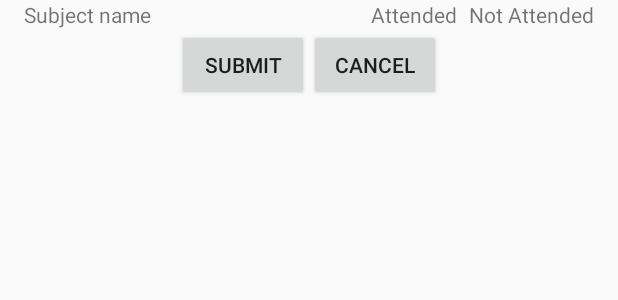
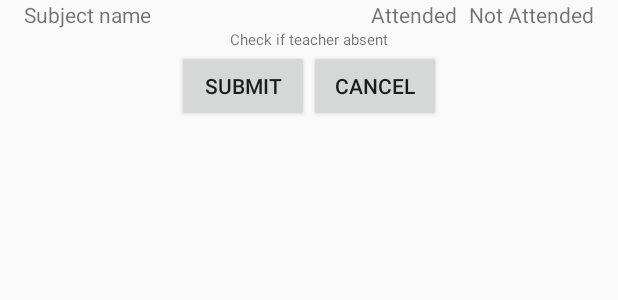
Before and after one commit to TusharSharma23/AttendenceSimple, an Android app: the layout activity_details.xml on its own in the app's theme, with its tools: preview values and no code run, on a phone screen of 412 x 824 dp. Shown: the top 300 px of the screen. Run offline under Robolectric (Android 15) with nearby library versions, the phone set to English and light mode, and no system bars.

Commit message:
Added featture in case of no class.

```diff
--- a/app/src/main/res/layout/activity_details.xml
+++ b/app/src/main/res/layout/activity_details.xml
@@ -39,6 +39,13 @@
         android:layout_width="wrap_content"
         android:layout_height="wrap_content" />
 
+    <TextView
+        android:layout_width="match_parent"
+        android:layout_height="wrap_content"
+        android:text="@string/checkbox_message"
+        android:textSize="@dimen/checkbox_textsize"
+        android:textAlignment="center"/>
+
     <RelativeLayout
         android:layout_width="match_parent"
         android:layout_height="wrap_content">
--- a/app/src/main/res/values/dimen.xml
+++ b/app/src/main/res/values/dimen.xml
@@ -15,4 +15,6 @@
     <dimen name="detail_margin">40dp</dimen>
 
     <dimen name="detail_percent_size">70sp</dimen>
+
+    <dimen name="checkbox_textsize">10sp</dimen>
 </resources>
--- a/app/src/main/res/values/strings.xml
+++ b/app/src/main/res/values/strings.xml
@@ -29,4 +29,5 @@
 
     <string name="save_button">Save</string>
 
+    <string name="checkbox_message">Check if teacher absent</string>
 </resources>
```
Also changed, not shown: app/src/main/java/com/sharma/tushar/attendencesimple/Data/SubjectAdapter.java (+22 -4 lines), app/src/main/java/com/sharma/tushar/attendencesimple/Details.java (+16 -10 lines), app/src/main/res/layout/subject_list_item.xml (+8 -0 lines).
